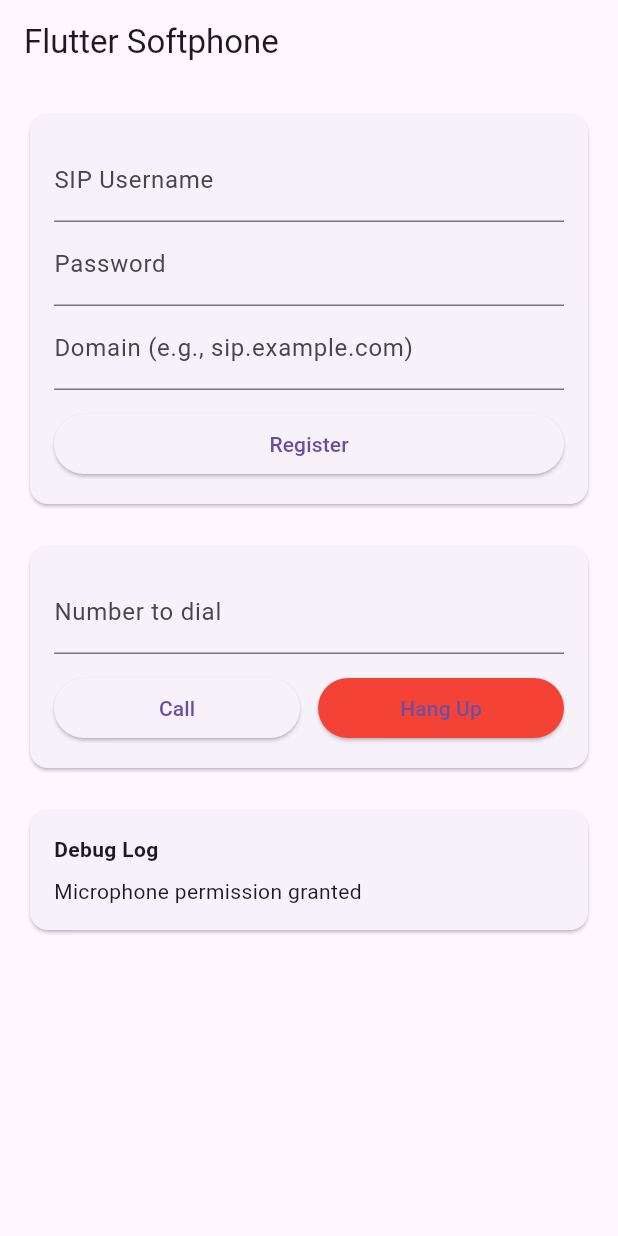
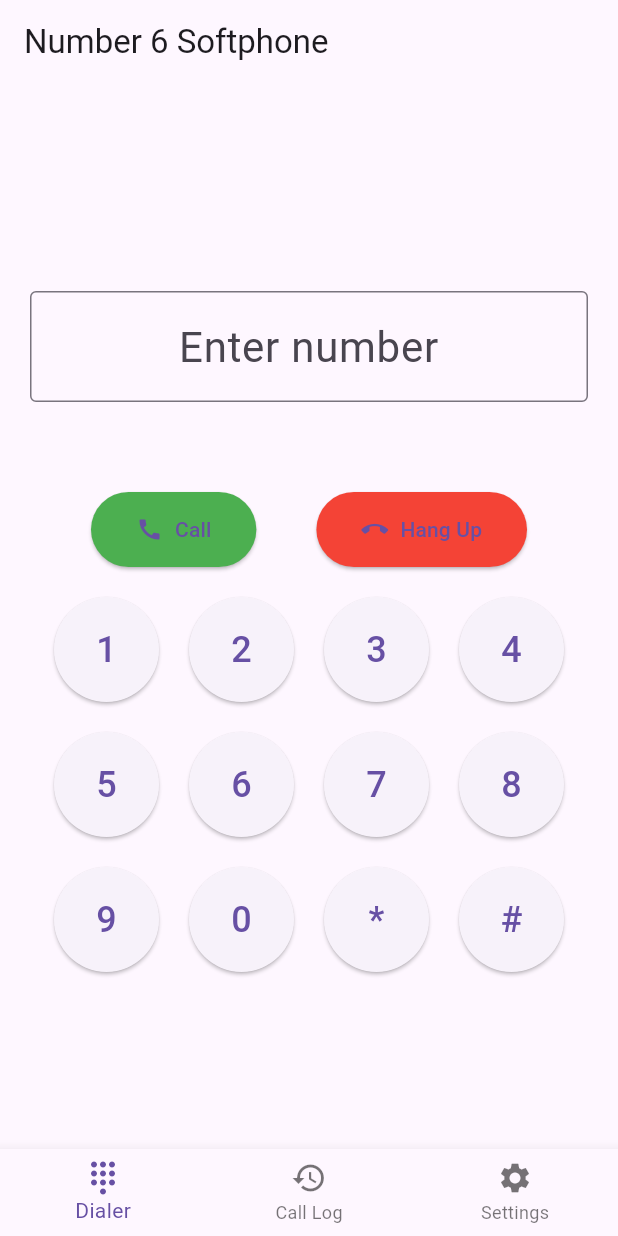
Before and after one commit to erickma1/softphone_app, a Flutter app: the screen it shows after launch, on a phone screen of 412 x 824 dp. Run offline on Flutter 3.47's test engine with Material 3 defaults, Android fonts, the phone set to English and light mode, and no system bars; our stand-ins replace permission_handler.

Commit message:
Update main.dart

```diff
--- a/lib/main.dart
+++ b/lib/main.dart
@@ -1,19 +1,6 @@
 import 'package:flutter/material.dart';
 import 'package:linphone_flutter_plugin/linphoneflutterplugin.dart';
 import 'package:permission_handler/permission_handler.dart';
-
-enum RegistrationState { None, Progress, Ok, Failed }
-
-enum CallState {
-  Idle,
-  IncomingReceived,
-  Dialing,
-  Ringing,
-  Connected,
-  StreamsRunning,
-  End,
-  Error,
-}
 
 void main() {
   runApp(const MySoftphoneApp());
@@ -32,6 +19,34 @@
   }
 }
 
+// Model for call log entries
+class CallLogEntry {
+  final String number;
+  final String status; // 'Connected', 'Missed', 'Outgoing'
+  final DateTime date;
+  final int duration; // in seconds
+
+  CallLogEntry({
+    required this.number,
+    required this.status,
+    required this.date,
+    required this.duration,
+  });
+}
+
+enum RegistrationState { None, Progress, Ok, Failed }
+
+enum CallState {
+  Idle,
+  IncomingReceived,
+  Dialing,
+  Ringing,
+  Connected,
+  StreamsRunning,
+  End,
+  Error,
+}
+
 class SoftphoneHomePage extends StatefulWidget {
   const SoftphoneHomePage({super.key});
 
@@ -40,28 +55,43 @@
 }
 
 class _SoftphoneHomePageState extends State<SoftphoneHomePage> {
+  final LinphoneFlutterPlugin _linphonePlugin = LinphoneFlutterPlugin();
+  int _selectedIndex = 0; // 0: Dialer, 1: Call Log, 2: Settings
+
+  // SIP settings
   final _sipUsernameController = TextEditingController();
   final _sipPasswordController = TextEditingController();
   final _sipDomainController = TextEditingController();
-  final _dialNumberController = TextEditingController();
-
-  final LinphoneFlutterPlugin _linphonePlugin = LinphoneFlutterPlugin();
-
   bool _isRegistered = false;
   RegistrationState _registrationState = RegistrationState.None;
+  String _registrationError = '';
+
+  // Dialer state
+  final _dialNumberController = TextEditingController();
   CallState? _currentCallState;
   String _debugMessage = '';
+
+  // Local call log
+  List<CallLogEntry> _callLogs = [];
+  DateTime? _callStartTime;
+  String? _lastDialedNumber;
+  bool _isIncomingCall = false;
+  String? _incomingNumber;
 
   @override
   void initState() {
     super.initState();
     _initAndSetup();
+    _loadStoredCredentials();
+  }
+
+  Future<void> _loadStoredCredentials() async {
+    // Optional: use shared_preferences to load saved credentials
   }
 
   Future<void> _initAndSetup() async {
     await _requestPermissions();
 
-    // Listen to call state changes
     _linphonePlugin.addCallStateListener().listen((dynamic state) {
       final callState = _convertCallState(state);
       setState(() => _currentCallState = callState);
@@ -71,17 +101,60 @@
         _showIncomingCallDialog();
       }
 
-      // If the call ends with an error, reset audio devices to avoid “sound locked”
-      if (callState == CallState.Error || callState == CallState.End) {
+      // Track call start and end for local logs
+      if (callState == CallState.Connected && _callStartTime == null) {
+        _callStartTime = DateTime.now();
+        _log('Call started at ${_callStartTime}');
+      }
+
+      if (callState == CallState.End || callState == CallState.Error) {
+        if (_callStartTime != null && _lastDialedNumber != null) {
+          final duration = DateTime.now().difference(_callStartTime!).inSeconds;
+          _addCallLog(
+            number: _lastDialedNumber!,
+            status: 'Outgoing',
+            date: _callStartTime!,
+            duration: duration,
+          );
+          _callStartTime = null;
+          _lastDialedNumber = null;
+        } else if (_isIncomingCall && _incomingNumber != null) {
+          // Incoming call was answered – we would have set _callStartTime earlier
+          // but if not, we still log as missed or answered?
+          // For simplicity, we only log answered outgoing calls.
+          // You can expand this.
+          _isIncomingCall = false;
+          _incomingNumber = null;
+        }
         _resetAudioDevices();
       }
     });
   }
 
-  // ----------------------------------------------------------------------
-  // Incoming call dialog with Answer & Reject
-  // ----------------------------------------------------------------------
+  void _addCallLog({
+    required String number,
+    required String status,
+    required DateTime date,
+    required int duration,
+  }) {
+    setState(() {
+      _callLogs.insert(
+        0,
+        CallLogEntry(
+          number: number,
+          status: status,
+          date: date,
+          duration: duration,
+        ),
+      );
+      // Keep only last 100 logs
+      if (_callLogs.length > 100) _callLogs.removeLast();
+    });
+  }
+
   void _showIncomingCallDialog() {
+    // For incoming calls, we could set _incomingNumber from call details.
+    // Since the plugin may not provide it easily, we'll just show the dialog.
     showDialog(
       context: context,
       barrierDismissible: false,
@@ -101,6 +174,11 @@
             onPressed: () async {
               Navigator.pop(context);
               // await _answerCall();
+              _isIncomingCall = true;
+              _callStartTime = DateTime.now();
+              // The number would be obtained from call object; for now we use placeholder
+              _incomingNumber = 'Incoming';
+              _log('Call answered');
             },
             child: const Text('Answer'),
           ),
@@ -109,55 +187,36 @@
     );
   }
 
-  // ----------------------------------------------------------------------
-  // Answer the incoming call (uses the plugin's answerCall method)
-  // ----------------------------------------------------------------------
   // Future<void> _answerCall() async {
   //   try {
   //     await _linphonePlugin.answerCall();
-  //     _log('Call answered');
   //   } catch (e) {
   //     _log('Failed to answer call: $e');
   //   }
   // }
 
-  // ----------------------------------------------------------------------
-  // Reset audio devices after a failed call (prevents "sound locked" error)
-  // ----------------------------------------------------------------------
   Future<void> _resetAudioDevices() async {
     try {
-      // Toggle mute twice to force audio path reinitialization
       await _linphonePlugin.toggleMute();
       await Future.delayed(const Duration(milliseconds: 100));
       await _linphonePlugin.toggleMute();
-      _log('Audio devices reset after call error');
     } catch (e) {
       _log('Could not reset audio: $e');
     }
   }
 
-  // ----------------------------------------------------------------------
-  // Request microphone & phone permissions
-  // ----------------------------------------------------------------------
   Future<void> _requestPermissions() async {
     final statuses = await [
       Permission.microphone,
       Permission.camera,
       Permission.phone,
     ].request();
-
-    if (statuses[Permission.microphone] == PermissionStatus.granted) {
-      _log('Microphone permission granted');
-    } else {
+    if (statuses[Permission.microphone] != PermissionStatus.granted) {
       _log('Microphone permission denied – calling will not work');
     }
   }
 
-  // ----------------------------------------------------------------------
-  // SIP Login (with a 5‑second delay because the plugin doesn't expose
-  // registration state events)
-  // ----------------------------------------------------------------------
-  Future<void> _login() async {
+  Future<void> _register() async {
     final username = _sipUsernameController.text.trim();
     final password = _sipPasswordController.text.trim();
     final domain = _sipDomainController.text.trim();
@@ -170,6 +229,7 @@
     setState(() {
       _registrationState = RegistrationState.Progress;
       _isRegistered = false;
+      _registrationError = '';
     });
     _log('Attempting SIP registration...');
 
@@ -179,83 +239,67 @@
         domain: domain,
         password: password,
       );
-
-      // Wait 5 seconds to give the server time to accept/reject registration
       await Future.delayed(const Duration(seconds: 5));
-
-      // Since the plugin doesn't give us a real registration state,
-      // we assume success if no exception was thrown.
       setState(() {
         _registrationState = RegistrationState.Ok;
         _isRegistered = true;
       });
-      _log('Registration assumed successful (no error thrown)');
+      _log('Registration successful');
+      setState(() => _selectedIndex = 0);
     } catch (e) {
       setState(() {
         _registrationState = RegistrationState.Failed;
         _isRegistered = false;
+        _registrationError = e.toString();
       });
       _log('Registration failed: $e');
     }
   }
 
-  // ----------------------------------------------------------------------
-  // Logout – resets UI and (if implemented) unregisters from the server.
-  // To fully disconnect, you must add a logout() method to the plugin
-  // as described in the earlier answer.
-  // ----------------------------------------------------------------------
   Future<void> _logout() async {
     try {
-      // If there's an active call, hang it up first
       if (_currentCallState != null &&
           _currentCallState != CallState.Idle &&
           _currentCallState != CallState.End) {
         await _hangUp();
       }
-      // Clear UI state – plugin logout must be implemented separately
       setState(() {
         _isRegistered = false;
         _registrationState = RegistrationState.None;
         _currentCallState = null;
       });
-      _log(
-        'Logged out (UI reset) – server deregistration depends on plugin implementation',
-      );
+      _log('Logged out');
     } catch (e) {
       _log('Logout error: $e');
     }
   }
 
-  // ----------------------------------------------------------------------
-  // Make an outgoing call
-  // ----------------------------------------------------------------------
   Future<void> _makeCall() async {
     final number = _dialNumberController.text.trim();
     if (number.isEmpty) {
-      _log('Please enter a number to dial');
+      _log('Please enter a number');
       return;
     }
     if (!_isRegistered) {
-      _log('Not registered with SIP server – cannot call');
+      _log('Not registered – cannot call');
       return;
     }
+    _lastDialedNumber = number;
+    _callStartTime = null; // will be set when Connected state arrives
     try {
       await _linphonePlugin.call(number: number);
       _log('Calling $number...');
     } catch (e) {
-      _log('Failed to place call: $e');
+      _log('Failed to call: $e');
     }
   }
 
-  // ----------------------------------------------------------------------
-  // Hang up the current call
-  // ----------------------------------------------------------------------
   Future<void> _hangUp() async {
     try {
       await _linphonePlugin.hangUp();
       _log('Call ended');
     } catch (e) {
-      _log('Failed to hang up: $e');
+      _log('Hang up error: $e');
     }
   }
 
@@ -264,9 +308,6 @@
     print(msg);
   }
 
-  // ----------------------------------------------------------------------
-  // Helper to convert native call state strings to our CallState enum
-  // ----------------------------------------------------------------------
   CallState _convertCallState(dynamic state) {
     final stateStr = state.toString().toLowerCase();
     if (stateStr.contains('incoming')) return CallState.IncomingReceived;
@@ -280,27 +321,137 @@
     return CallState.Idle;
   }
 
-  // ----------------------------------------------------------------------
-  // UI Build
-  // ----------------------------------------------------------------------
-  @override
-  Widget build(BuildContext context) {
-    return Scaffold(
-      appBar: AppBar(title: const Text('Flutter Softphone')),
-      body: Padding(
+  // ---------- Dialer UI ----------
+  Widget _buildDialer() {
+    return Column(
+      children: [
+        Expanded(
+          child: Column(
+            mainAxisAlignment: MainAxisAlignment.center,
+            children: [
+              Container(
+                padding: const EdgeInsets.all(20),
+                child: TextField(
+                  controller: _dialNumberController,
+                  style: const TextStyle(fontSize: 28),
+                  textAlign: TextAlign.center,
+                  keyboardType: TextInputType.phone,
+                  decoration: const InputDecoration(
+                    hintText: 'Enter number',
+                    border: OutlineInputBorder(),
+                  ),
+                ),
+              ),
+              const SizedBox(height: 20),
+              if (_currentCallState != null)
+                Chip(
+                  label: Text(
+                    'Call: ${_currentCallState.toString().split('.').last}',
+                  ),
+                  backgroundColor: Colors.grey[200],
+                ),
+              const SizedBox(height: 20),
+              Row(
+                mainAxisAlignment: MainAxisAlignment.center,
+                children: [
+                  ElevatedButton.icon(
+                    onPressed: _makeCall,
+                    icon: const Icon(Icons.call),
+                    label: const Text('Call'),
+                    style: ElevatedButton.styleFrom(
+                      backgroundColor: Colors.green,
+                      padding: const EdgeInsets.symmetric(
+                        horizontal: 30,
+                        vertical: 15,
+                      ),
+                    ),
+                  ),
+                  const SizedBox(width: 40),
+                  ElevatedButton.icon(
+                    onPressed: _hangUp,
+                    icon: const Icon(Icons.call_end),
+                    label: const Text('Hang Up'),
+                    style: ElevatedButton.styleFrom(
+                      backgroundColor: Colors.red,
+                      padding: const EdgeInsets.symmetric(
+                        horizontal: 30,
+                        vertical: 15,
+                      ),
+                    ),
+                  ),
+                ],
+              ),
+              const SizedBox(height: 20),
+              Wrap(
+                spacing: 20,
+                runSpacing: 20,
+                alignment: WrapAlignment.center,
+                children: [
+                  for (var i = 1; i <= 9; i++) _dialButton(i.toString()),
+                  _dialButton('0'),
+                  _dialButton('*'),
+                  _dialButton('#'),
+                ],
+              ),
+            ],
+          ),
+        ),
+      ],
+    );
+  }
+
+  Widget _dialButton(String digit) {
+    return SizedBox(
+      width: 70,
+      height: 70,
+      child: ElevatedButton(
+        onPressed: () => _dialNumberController.text += digit,
+        style: ElevatedButton.styleFrom(
+          shape: const CircleBorder(),
+          padding: EdgeInsets.zero,
+        ),
+        child: Text(digit, style: const TextStyle(fontSize: 24)),
+      ),
+    );
+  }
+
+  // ---------- Call Log UI (local) ----------
+  Widget _buildCallLog() {
+    if (_callLogs.isEmpty) {
+      return const Center(child: Text('No call logs yet'));
+    }
+    return ListView.builder(
+      itemCount: _callLogs.length,
+      itemBuilder: (context, index) {
+        final log = _callLogs[index];
+        return ListTile(
+          leading: Icon(
+            log.status == 'Outgoing' ? Icons.call_made : Icons.call_received,
+            color: log.status == 'Outgoing' ? Colors.green : Colors.blue,
+          ),
+          title: Text(log.number),
+          subtitle: Text('${log.date.toLocal()}  ·  ${log.duration}s'),
+          trailing: IconButton(
+            icon: const Icon(Icons.call),
+            onPressed: () {
+              _dialNumberController.text = log.number;
+              setState(() => _selectedIndex = 0);
+            },
+          ),
+        );
+      },
+    );
+  }
+
+  // ---------- Settings UI ----------
+  Widget _buildSettings() {
+    return Padding(
       padding: const EdgeInsets.all(16.0),
-        child: ListView(
-          children: [
-            Card(
-              child: Padding(
-                padding: const EdgeInsets.all(16),
       child: Column(
         children: [
           TextField(
             controller: _sipUsernameController,
-                      decoration: const InputDecoration(
-                        labelText: 'SIP Username',
-                      ),
+            decoration: const InputDecoration(labelText: 'SIP Username'),
           ),
           TextField(
             controller: _sipPasswordController,
@@ -313,103 +464,32 @@
               labelText: 'Domain (e.g., sip.example.com)',
             ),
           ),
-                    const SizedBox(height: 12),
-                    Row(
-                      children: [
-                        Expanded(
-                          child: ElevatedButton(
-                            onPressed:
-                                (_registrationState ==
-                                    RegistrationState.Progress)
-                                ? null
-                                : _login,
+          const SizedBox(height: 20),
+          if (_registrationState == RegistrationState.Progress)
+            const CircularProgressIndicator()
+          else
+            ElevatedButton(
+              onPressed: _isRegistered ? _logout : _register,
+              child: Text(_isRegistered ? 'Logout' : 'Register'),
+            ),
+          if (_registrationState == RegistrationState.Ok)
+            const Padding(
+              padding: EdgeInsets.only(top: 8),
               child: Text(
-                              _registrationState == RegistrationState.Progress
-                                  ? 'Registering...'
-                                  : (_isRegistered ? 'Registered' : 'Register'),
+                '✅ Registered',
+                style: TextStyle(color: Colors.green),
               ),
             ),
-                        ),
-                        if (_isRegistered)
-                          TextButton(
-                            onPressed: _logout,
-                            child: const Text('Logout'),
-                          ),
-                      ],
-                    ),
           if (_registrationState == RegistrationState.Failed)
-                      const Padding(
-                        padding: EdgeInsets.only(top: 8.0),
+            Padding(
+              padding: const EdgeInsets.only(top: 8),
               child: Text(
-                          'Registration failed. Check credentials and server.',
-                          style: TextStyle(color: Colors.red),
+                '❌ Registration failed: $_registrationError',
+                style: const TextStyle(color: Colors.red),
               ),
             ),
-                  ],
-                ),
-              ),
-            ),
-            const SizedBox(height: 20),
-            Card(
-              child: Padding(
-                padding: const EdgeInsets.all(16),
-                child: Column(
-                  children: [
-                    TextField(
-                      controller: _dialNumberController,
-                      decoration: const InputDecoration(
-                        labelText: 'Number to dial',
-                        hintText: 'e.g., 1001 or sip:user@domain',
-                      ),
-                    ),
-                    const SizedBox(height: 12),
-                    Row(
-                      children: [
-                        Expanded(
-                          child: ElevatedButton(
-                            onPressed: _makeCall,
-                            child: const Text('Call'),
-                          ),
-                        ),
-                        const SizedBox(width: 12),
-                        Expanded(
-                          child: ElevatedButton(
-                            onPressed: _hangUp,
-                            style: ElevatedButton.styleFrom(
-                              backgroundColor: Colors.red,
-                            ),
-                            child: const Text('Hang Up'),
-                          ),
-                        ),
-                      ],
-                    ),
-                  ],
-                ),
-              ),
-            ),
-            const SizedBox(height: 20),
-            if (_currentCallState != null)
-              Card(
-                child: Padding(
-                  padding: const EdgeInsets.all(16),
-                  child: Column(
-                    children: [
-                      const Text(
-                        'Call Status',
-                        style: TextStyle(fontWeight: FontWeight.bold),
-                      ),
-                      const SizedBox(height: 8),
-                      Text(_currentCallState.toString()),
-                    ],
-                  ),
-                ),
-              ),
-            Card(
-              child: Padding(
-                padding: const EdgeInsets.all(16),
-                child: Column(
-                  crossAxisAlignment: CrossAxisAlignment.start,
-                  children: [
+          const SizedBox(height: 30),
+          const Divider(),
           const Text(
             'Debug Log',
             style: TextStyle(fontWeight: FontWeight.bold),
@@ -418,10 +498,37 @@
           Text(_debugMessage),
         ],
       ),
-              ),
+    );
+  }
+
+  @override
+  Widget build(BuildContext context) {
+    return Scaffold(
+      appBar: AppBar(
+        title: const Text('Number 6 Softphone'),
+        actions: [
+          if (_isRegistered)
+            IconButton(
+              icon: const Icon(Icons.call),
+              onPressed: () => setState(() => _selectedIndex = 0),
             ),
         ],
       ),
+      body: IndexedStack(
+        index: _selectedIndex,
+        children: [_buildDialer(), _buildCallLog(), _buildSettings()],
+      ),
+      bottomNavigationBar: BottomNavigationBar(
+        currentIndex: _selectedIndex,
+        onTap: (index) => setState(() => _selectedIndex = index),
+        items: const [
+          BottomNavigationBarItem(icon: Icon(Icons.dialpad), label: 'Dialer'),
+          BottomNavigationBarItem(icon: Icon(Icons.history), label: 'Call Log'),
+          BottomNavigationBarItem(
+            icon: Icon(Icons.settings),
+            label: 'Settings',
+          ),
+        ],
       ),
     );
   }
```
Lines whose indentation alone changed are shown as unchanged.
